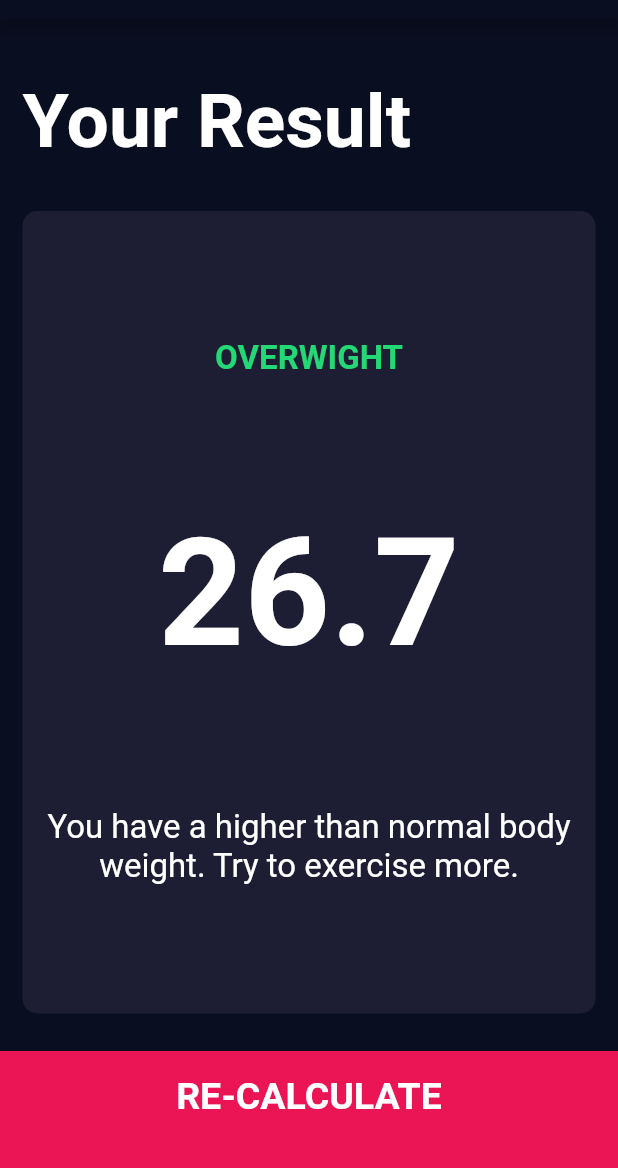
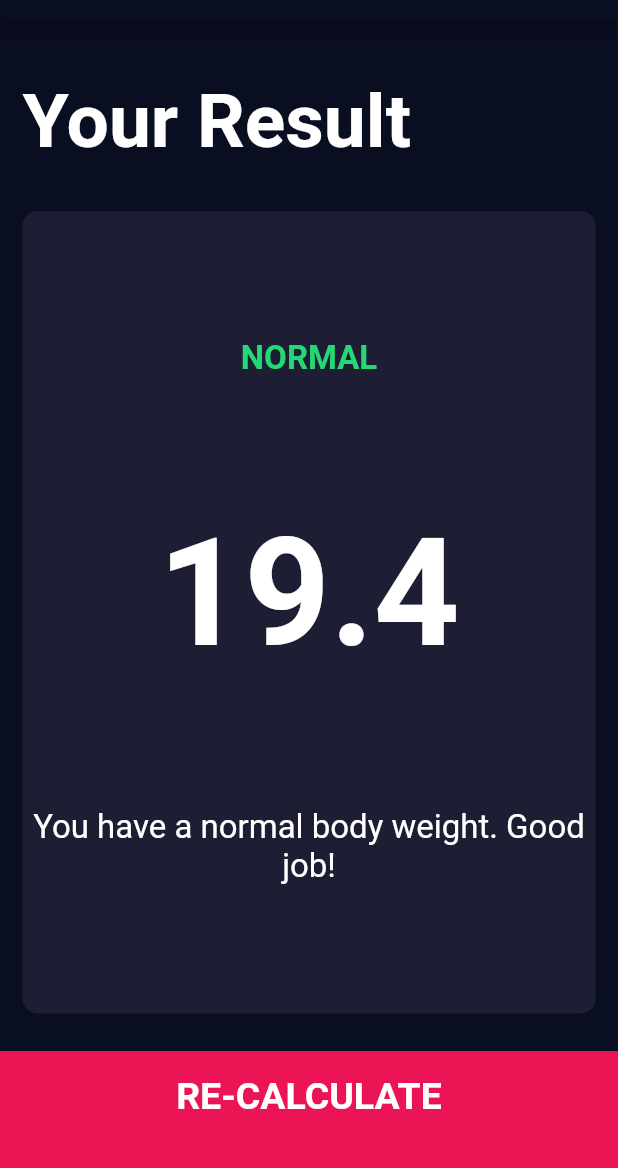
Before and after one commit to nitaicharan/-Udemy-TC2020FDBWD9, a Flutter app: the screen it shows after launch, after a tap on "CALCULATOR", on a phone screen of 412 x 824 dp, the part 65-1233 px from its top. Run offline on Flutter 3.47's test engine with Material 2 defaults, Android fonts, the phone set to English and light mode, and no system bars; our stand-ins replace font_awesome_flutter.

Commit message:
127. Adding the BMI Calculator Functionality

```diff
--- /dev/null
+++ b/lib/calculator_brain.dart
@@ -0,0 +1,35 @@
+import 'dart:math';
+
+class CalculatorBrain {
+  CalculatorBrain({this.height, this.weight});
+
+  final int height;
+  final int weight;
+
+  double _bmi;
+
+  String calculateBMI() {
+    _bmi = weight / pow(height / 100, 2);
+    return _bmi.toStringAsFixed(1);
+  }
+
+  String getResult() {
+    if (_bmi >= 25) {
+      return 'Overweight';
+    } else if (_bmi > 18.5) {
+      return 'Normal';
+    } else {
+      return 'Underweight';
+    }
+  }
+
+  String getInterpretation() {
+    if (_bmi >= 25) {
+      return 'You have a higher than normal body weight. Try to exercise more.';
+    } else if (_bmi >= 18.5) {
+      return 'You have a normal body weight. Good job!';
+    } else {
+      return 'You have a lower than normal body weight. You can eat a bit more.';
+    }
+  }
+}
--- a/lib/screens/input_page.dart
+++ b/lib/screens/input_page.dart
@@ -1,9 +1,10 @@
+import 'package:bmi_calculator/components/round_icon_button.dart';
 import 'package:bmi_calculator/components/bottom_button.dart';
 import 'package:bmi_calculator/components/icon_content.dart';
 import 'package:bmi_calculator/components/reusable_card.dart';
-import 'package:bmi_calculator/components/round_icon_button.dart';
+import 'package:bmi_calculator/screens/results_page.dart';
+import 'package:bmi_calculator/calculator_brain.dart';
 import 'package:bmi_calculator/content.dart';
-import 'package:bmi_calculator/screens/results_page.dart';
 import 'package:font_awesome_flutter/font_awesome_flutter.dart';
 import 'package:flutter/material.dart';
 
@@ -196,10 +197,19 @@ class _InputPageState extends State<InputPage> {
             ),
           ),
           BottomButton(
-            onPress: () => setState(() => Navigator.push(
-                  context,
-                  MaterialPageRoute(builder: (context) => ResultsPage()),
-                )),
+            onPress: () {
+              CalculatorBrain calc =
+                  CalculatorBrain(height: height, weight: weight);
+              Navigator.push(
+                context,
+                MaterialPageRoute(
+                  builder: (context) => ResultsPage(
+                      bmiResult: calc.calculateBMI(),
+                      resultText: calc.getResult(),
+                      interpretation: calc.getInterpretation()),
+                ),
+              );
+            },
             text: 'CALCULATOR',
           )
         ],
--- a/lib/screens/results_page.dart
+++ b/lib/screens/results_page.dart
@@ -4,6 +4,15 @@ import 'package:bmi_calculator/components/bottom_button.dart';
 import 'package:bmi_calculator/components/reusable_card.dart';
 
 class ResultsPage extends StatelessWidget {
+  ResultsPage(
+      {@required this.interpretation,
+      @required this.bmiResult,
+      @required this.resultText});
+
+  final String bmiResult;
+  final String resultText;
+  final String interpretation;
+
   @override
   Widget build(BuildContext context) {
     return Scaffold(
@@ -33,15 +42,15 @@ class ResultsPage extends StatelessWidget {
                 crossAxisAlignment: CrossAxisAlignment.center,
                 children: <Widget>[
                   Text(
-                    'OVERWIGHT',
+                    this.resultText.toUpperCase(),
                     style: kResultStyle,
                   ),
                   Text(
-                    '26.7',
+                    this.bmiResult,
                     style: kBMIStyle,
                   ),
                   Text(
-                    'You have a higher than normal body weight. Try to exercise more.',
+                    this.interpretation,
                     textAlign: TextAlign.center,
                     style: kBodyStyle,
                   )
```
Also changed, not shown: 5 other files.
